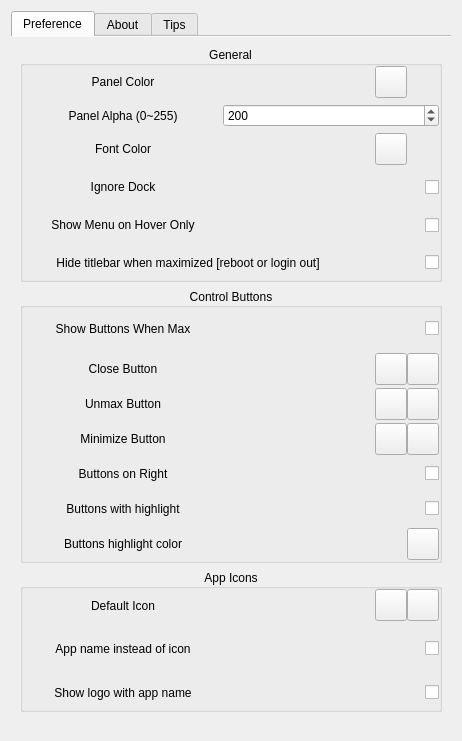
Old version of the form widgets/mainsettingwidget.ui in the repository SeptemberHX/dde-top-panel.
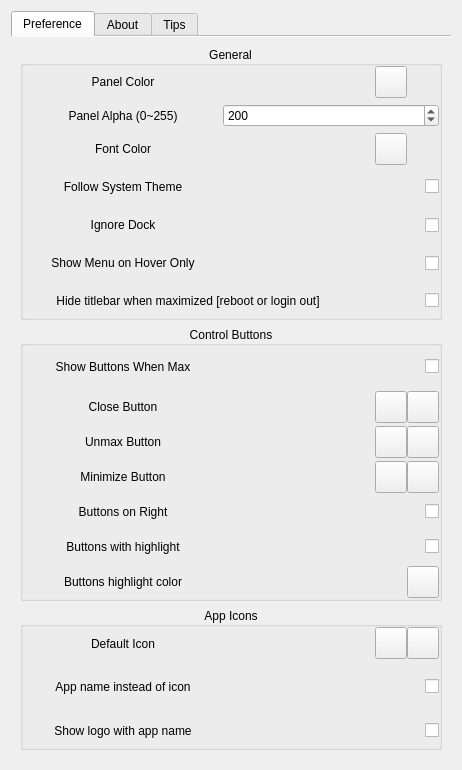
New version of the form. Icons and pictures are not drawn.

Commit message: add: follow system theme

What changed in the file:
```diff
--- a/widgets/mainsettingwidget.ui
+++ b/widgets/mainsettingwidget.ui
@@ -7,7 +7,7 @@
     <x>0</x>
     <y>0</y>
     <width>462</width>
-    <height>741</height>
+    <height>766</height>
    </rect>
   </property>
   <property name="windowTitle">
@@ -365,6 +365,63 @@
             </layout>
            </widget>
           </item>
+          <item>
+           <widget class="QWidget" name="widget_17" native="true">
+            <layout class="QHBoxLayout" name="horizontalLayout_18">
+             <property name="spacing">
+              <number>0</number>
+             </property>
+             <property name="leftMargin">
+              <number>0</number>
+             </property>
+             <property name="topMargin">
+              <number>0</number>
+             </property>
+             <property name="rightMargin">
+              <number>0</number>
+             </property>
+             <property name="bottomMargin">
+              <number>0</number>
+             </property>
+             <item>
+              <widget class="QLabel" name="label_27">
+               <property name="minimumSize">
+                <size>
+                 <width>200</width>
+                 <height>32</height>
+                </size>
+               </property>
+               <property name="text">
+                <string>Follow System Theme</string>
+               </property>
+               <property name="alignment">
+                <set>Qt::AlignCenter</set>
+               </property>
+              </widget>
+             </item>
+             <item>
+              <spacer name="horizontalSpacer_16">
+               <property name="orientation">
+                <enum>Qt::Horizontal</enum>
+               </property>
+               <property name="sizeHint" stdset="0">
+                <size>
+                 <width>40</width>
+                 <height>20</height>
+                </size>
+               </property>
+              </spacer>
+             </item>
+             <item>
+              <widget class="QCheckBox" name="followSystemThemeCheckBox">
+               <property name="text">
+                <string notr="true"/>
+               </property>
+              </widget>
+             </item>
+            </layout>
+           </widget>
+          </item>
           <item>
            <widget class="QWidget" name="widget_12" native="true">
             <property name="toolTip">
```
Left out of the diff: 6 changed lines with no effect on the pictures. The commit also changes 5 other files.
